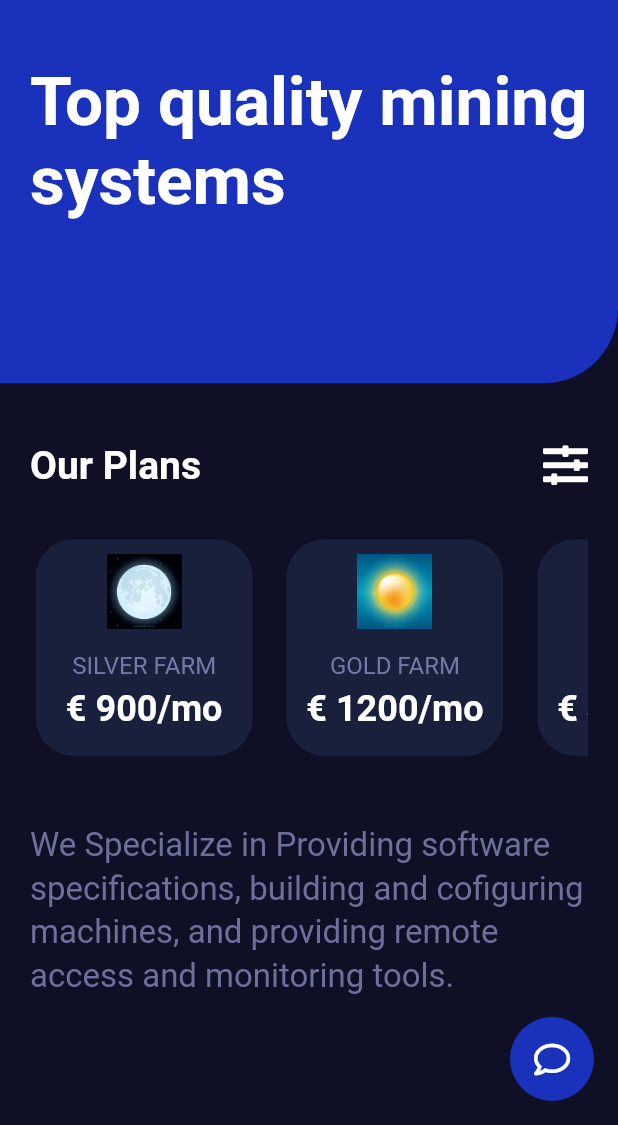
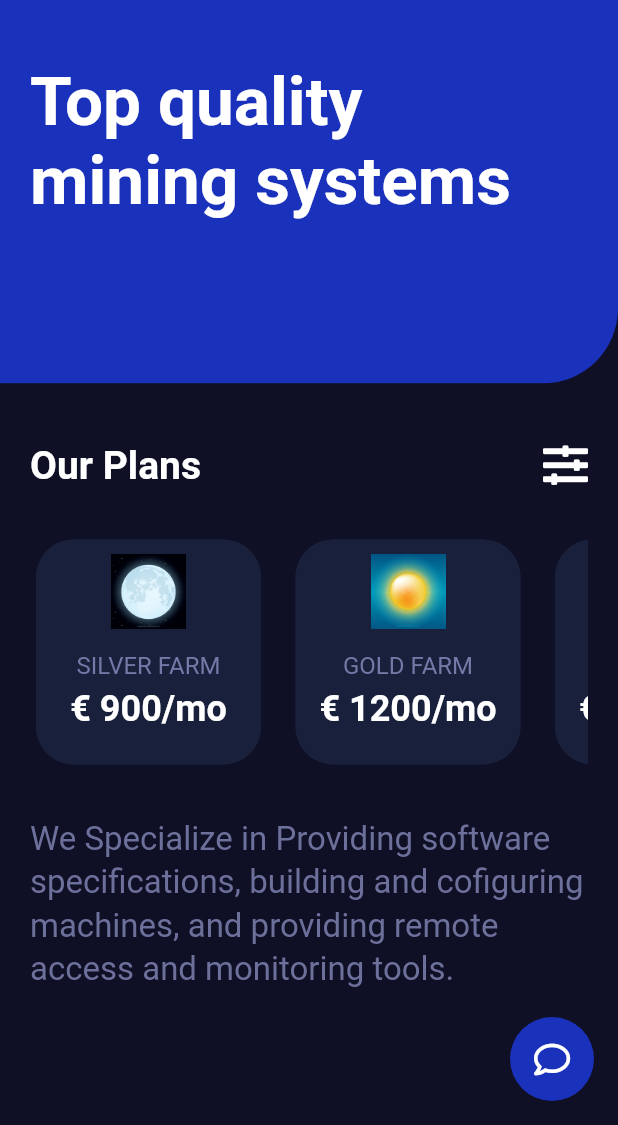
Before and after one commit to saurabhguptarock/Krypton, a Flutter app: the screen it shows after launch, on a phone screen of 412 x 824 dp, the part 111-1236 px from its top. Run offline on Flutter 3.47's test engine with Material 2 defaults, Android fonts, the phone set to English and light mode, and no system bars; our stand-ins replace font_awesome_flutter.

Commit message:
Made app more responsive

```diff
--- a/lib/main.dart
+++ b/lib/main.dart
@@ -54,6 +54,7 @@ class _MyHomePageState extends State<MyHomePage> {
                         left: 20,
                         right: 20),
                     child: Column(
+                      crossAxisAlignment: CrossAxisAlignment.start,
                       children: <Widget>[
                         Row(
                           mainAxisAlignment: MainAxisAlignment.spaceBetween,
@@ -85,12 +86,23 @@ class _MyHomePageState extends State<MyHomePage> {
                         Padding(
                           padding: EdgeInsets.only(top: 40),
                         ),
-                        Text(
-                          'Top quality mining systems',
-                          style: TextStyle(
-                              color: Colors.white,
-                              fontSize: 45,
-                              fontWeight: FontWeight.bold),
+                        FittedBox(
+                          child: Text(
+                            'Top quality',
+                            style: TextStyle(
+                                color: Colors.white,
+                                fontSize: 45,
+                                fontWeight: FontWeight.bold),
+                          ),
+                        ),
+                        FittedBox(
+                          child: Text(
+                            'mining systems',
+                            style: TextStyle(
+                                color: Colors.white,
+                                fontSize: 45,
+                                fontWeight: FontWeight.bold),
+                          ),
                         )
                       ],
                     ),
@@ -137,10 +149,8 @@ class _MyHomePageState extends State<MyHomePage> {
                                 shape: RoundedRectangleBorder(
                                     borderRadius: BorderRadius.circular(25)),
                                 child: Container(
-                                  height: MediaQuery.of(context).size.width *
-                                      0.35, // TODO: Check for height and width
-                                  width:
-                                      MediaQuery.of(context).size.width * 0.35,
+                                  height: 150,
+                                  width: 150,
                                   decoration: BoxDecoration(
                                     color: Color.fromRGBO(24, 32, 60, 1),
                                     borderRadius: BorderRadius.circular(25),
@@ -193,10 +203,8 @@ class _MyHomePageState extends State<MyHomePage> {
                                 shape: RoundedRectangleBorder(
                                     borderRadius: BorderRadius.circular(25)),
                                 child: Container(
-                                  height: MediaQuery.of(context).size.width *
-                                      0.35, // TODO: Check for height and width
-                                  width:
-                                      MediaQuery.of(context).size.width * 0.35,
+                                  height: 150,
+                                  width: 150,
                                   decoration: BoxDecoration(
                                     color: Color.fromRGBO(24, 32, 60, 1),
                                     borderRadius: BorderRadius.circular(25),
@@ -249,10 +257,8 @@ class _MyHomePageState extends State<MyHomePage> {
                                 shape: RoundedRectangleBorder(
                                     borderRadius: BorderRadius.circular(25)),
                                 child: Container(
-                                  height: MediaQuery.of(context).size.width *
-                                      0.35, // TODO: Check for height and width
-                                  width:
-                                      MediaQuery.of(context).size.width * 0.35,
+                                  height: 150,
+                                  width: 150,
                                   decoration: BoxDecoration(
                                     color: Color.fromRGBO(24, 32, 60, 1),
                                     borderRadius: BorderRadius.circular(25),
@@ -300,7 +306,7 @@ class _MyHomePageState extends State<MyHomePage> {
                           ),
                         ),
                         Padding(
-                          padding: EdgeInsets.only(top: 40),
+                          padding: EdgeInsets.only(top: 30),
                         ),
                         SizedBox(
                           child: Text(
```
